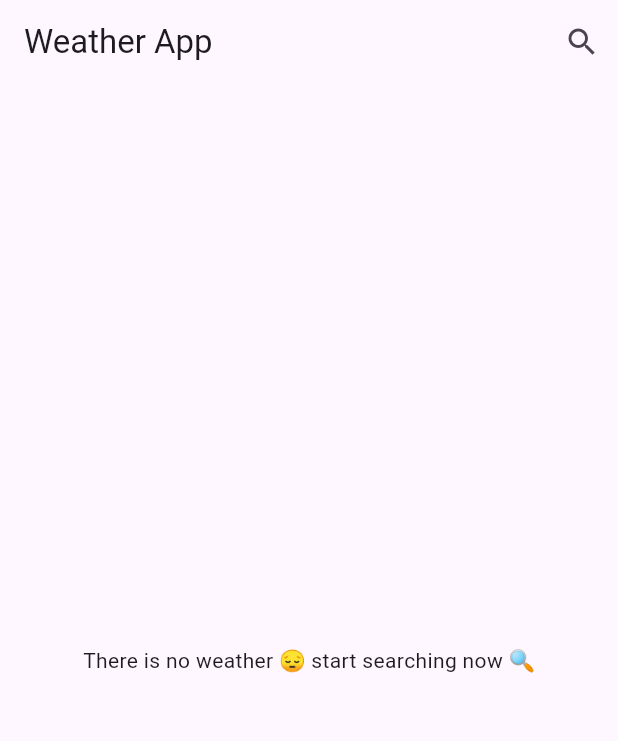
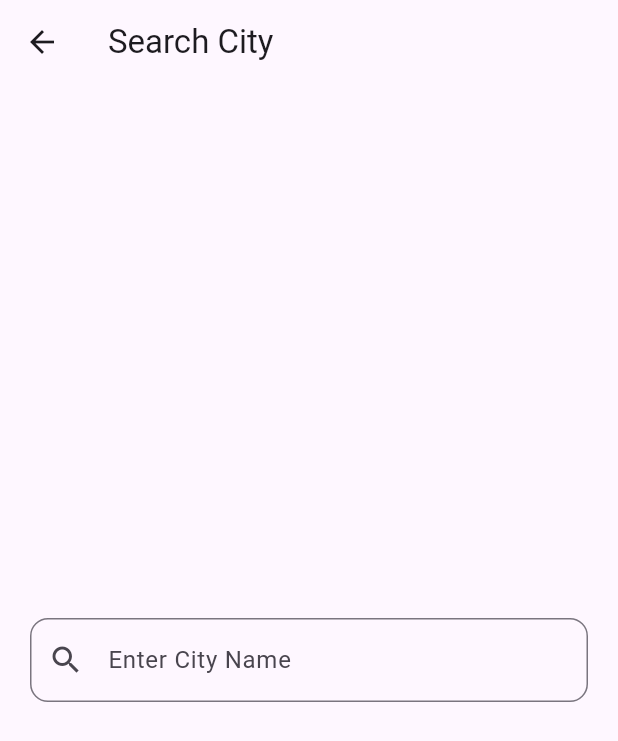
Before and after one commit to aymanSalama-hub/Weather-app, a Flutter app: the screen it shows after launch, after a tap on the "search" icon, on a phone screen of 412 x 824 dp. Shown: the top 741 px of the screen. Run offline on Flutter 3.47's test engine with Material 3 defaults, Android fonts, the phone set to English and light mode, and no system bars.

Commit message:
Add SearchScreen and DetailsPage + navigation from HomeScreen

```diff
--- a/lib/home.dart
+++ b/lib/home.dart
@@ -1,4 +1,5 @@
 import 'package:flutter/material.dart';
+import 'package:weather_app/search_screen.dart';
 
 class HomeScreen extends StatelessWidget {
   const HomeScreen({super.key});
@@ -8,7 +9,17 @@ class HomeScreen extends StatelessWidget {
     return Scaffold(
       appBar: AppBar(
         title: const Text('Weather App'),
-        actions: [IconButton(icon: const Icon(Icons.search), onPressed: () {})],
+        actions: [
+          IconButton(
+            icon: const Icon(Icons.search),
+            onPressed: () {
+              Navigator.push(
+                context,
+                MaterialPageRoute(builder: (context) => SearchScreen()),
+              );
+            },
+          ),
+        ],
       ),
       body: const Center(
         child: Text('There is no weather 😔 start searching now 🔍'),
--- /dev/null
+++ b/lib/search_screen.dart
@@ -0,0 +1,76 @@
+import 'package:flutter/material.dart';
+import 'package:weather_app/detail_screen.dart';
+
+class SearchScreen extends StatefulWidget {
+  const SearchScreen({super.key});
+
+  @override
+  State<SearchScreen> createState() => _SearchScreenState();
+}
+
+class _SearchScreenState extends State<SearchScreen> {
+  final TextEditingController cityController = TextEditingController();
+  final formKey = GlobalKey<FormState>();
+
+  @override
+  Widget build(BuildContext context) {
+    return Scaffold(
+      appBar: AppBar(title: const Text("Search City")),
+      body: Padding(
+        padding: const EdgeInsets.all(20),
+        child: Form(
+          key: formKey,
+          child: Column(
+            mainAxisAlignment: MainAxisAlignment.center,
+            children: [
+              TextFormField(
+                textInputAction: TextInputAction.search,
+                onFieldSubmitted: (value) {
+                  if (formKey.currentState!.validate()) {
+                    var city = cityController.text.trim();
+                    Navigator.push(
+                      context,
+                      MaterialPageRoute(builder: (contex) => DetailsScreen()),
+                    );
+                  }
+                },
+                controller: cityController,
+                decoration: InputDecoration(
+                  hintText: 'Enter City Name',
+                  prefixIcon: IconButton(
+                    onPressed: () {
+                      if (formKey.currentState!.validate()) {
+                        var city = cityController.text.trim();
+                        Navigator.push(
+                          context,
+                          MaterialPageRoute(
+                            builder: (contex) => DetailsScreen(),
+                          ),
+                        );
+                      }
+                    },
+                    icon: Icon(Icons.search),
+                  ),
+                  border: OutlineInputBorder(
+                    borderRadius: BorderRadius.circular(12),
+                  ),
+                ),
+                validator: (value) {
+                  if (value == null || value.trim().isEmpty) {
+                    return 'Enter City Name';
+                  }
+
+                  if (value.trim().length < 2) {
+                    return 'City Name is too short';
+                  }
+
+                  return null;
+                },
+              ),
+            ],
+          ),
+        ),
+      ),
+    );
+  }
+}
```
Also changed, not shown: lib/detail_screen.dart (added, +10 -0 lines), pubspec.lock.
